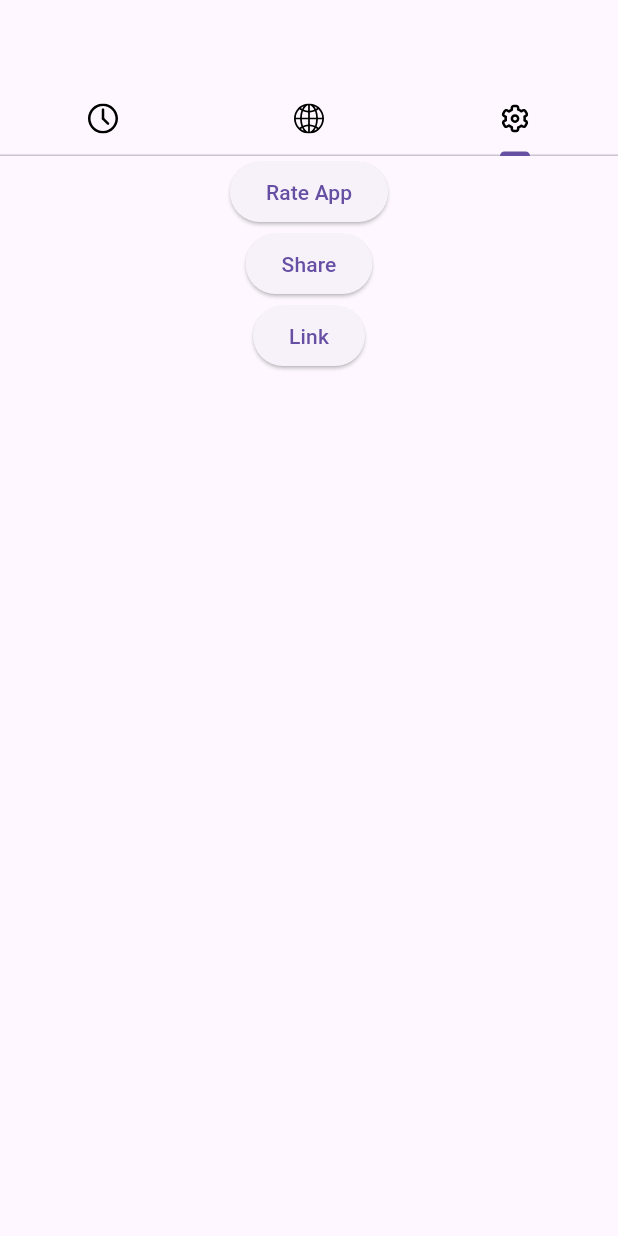
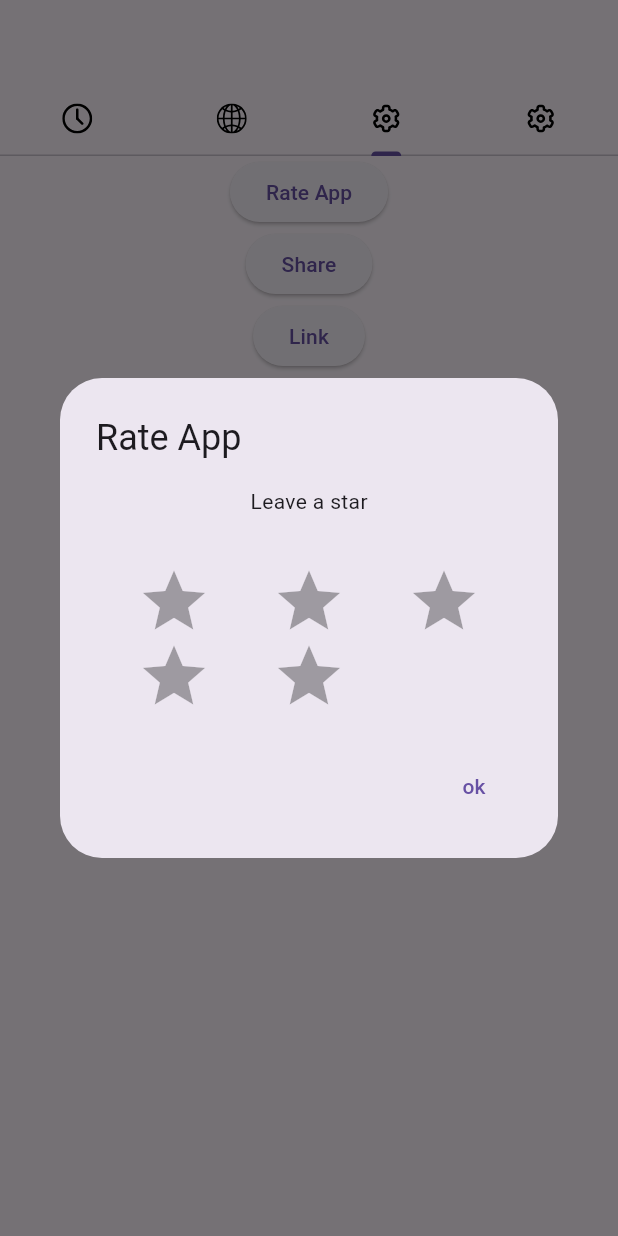
Before and after one commit to krupchynskyiai/energise_pro_testing, a Flutter app: the screen it shows after launch, tab 3 chosen, after a tap on "Rate App", on a phone screen of 412 x 824 dp. Run offline on Flutter 3.47's test engine with Material 3 defaults, Android fonts, the light colour scheme and no system bars; drawn by our look-alikes of flutter_rating_bar; our stand-ins replace flutter_cache_manager, flutter_dotenv, flutter_map, flutter_svg, latlong2, share_plus and 1 more; missing offline and left inert: get_ip_address; generated files the repository leaves out were written again; network calls fail.

Commit message:
finish functionality

```diff
--- /dev/null
+++ b/l10n.yaml
@@ -0,0 +1,3 @@
+arb-dir: lib/l10n
+template-arb-file: app_en.arb
+output-localization-file: app_localizations.dart
--- /dev/null
+++ b/lib/l10n/l10n.dart
@@ -0,0 +1,5 @@
+import 'package:flutter/material.dart';
+
+class L10n {
+  static final all = [const Locale('en'), const Locale('de')];
+}
--- a/lib/main.dart
+++ b/lib/main.dart
@@ -1,31 +1,73 @@
 import 'package:energise_pro_testing/pages/additional_page/additional_page.dart';
+import 'package:energise_pro_testing/pages/change_language_page/change_language_page.dart';
 import 'package:energise_pro_testing/pages/ip_location_page/ip_location_page.dart';
 import 'package:energise_pro_testing/pages/timer_page/timer_page.dart';
 import 'package:flutter/material.dart';
 import 'package:flutter_dotenv/flutter_dotenv.dart';
+import 'package:flutter_localizations/flutter_localizations.dart';
 import 'package:flutter_svg/flutter_svg.dart';
+
+import 'package:energise_pro_testing/l10n/l10n.dart';
+import 'package:flutter_localizations/flutter_localizations.dart';
+import 'package:flutter_gen/gen_l10n/app_localizations.dart';
 
 void main() {
   runApp(const MainApp());
 }
 
-class MainApp extends StatelessWidget {
+class MainApp extends StatefulWidget {
   const MainApp({super.key});
+
+  MainAppState createState() => MainAppState();
+}
+
+class MainAppState extends State<MainApp> {
+  bool isEnglish = true;
+
+  void _toggleLanguage() {
+    setState(() {
+      isEnglish = !isEnglish;
+    });
+  }
 
   @override
   Widget build(BuildContext context) {
-    return MaterialApp(theme: ThemeData(), home: const TabBarWidget());
+    return MaterialApp(
+      theme: ThemeData(),
+      home: TabBarWidget(lang: isEnglish, toggleLanguage: _toggleLanguage),
+      supportedLocales: L10n.all,
+      locale: isEnglish ? Locale('en') : Locale('de'),
+      localizationsDelegates: const [
+        AppLocalizations.delegate,
+        GlobalMaterialLocalizations.delegate,
+        GlobalWidgetsLocalizations.delegate,
+        GlobalCupertinoLocalizations.delegate
+      ],
+    );
   }
 }
+// ElevatedButton(
+//             onPressed: () {
+//               setState(() {
+//                 widget.lang ? widget.lang = false : widget.lang = true;
+//               });
+//             },
+//             child: Text('Change Language')),
 
-class TabBarWidget extends StatelessWidget {
-  const TabBarWidget({super.key});
+class TabBarWidget extends StatefulWidget {
+  TabBarWidget({super.key, required this.lang, required this.toggleLanguage});
+  final VoidCallback toggleLanguage;
+  bool lang;
 
+  TabBarState createState() => TabBarState();
+}
+
+class TabBarState extends State<TabBarWidget> {
   @override
   Widget build(BuildContext context) {
     return DefaultTabController(
       initialIndex: 1,
-      length: 3,
+      length: 4,
       child: Scaffold(
         appBar: AppBar(
           bottom: TabBar(
@@ -51,6 +93,13 @@ class TabBarWidget extends StatelessWidget {
                   width: 20,
                 ),
               ),
+              Tab(
+                icon: SvgPicture.asset(
+                  'assets/icons/gear.svg',
+                  height: 20,
+                  width: 20,
+                ),
+              ),
             ],
           ),
         ),
@@ -59,6 +108,11 @@ class TabBarWidget extends StatelessWidget {
             TimerPage(),
             IPLocation(),
             AdditionalPage(),
+            ChangeLanguage(
+                lang: widget.lang,
+                onChangeLanguage: (newLang) {
+                  widget.toggleLanguage();
+                })
           ],
         ),
       ),
--- a/lib/pages/additional_page/additional_page.dart
+++ b/lib/pages/additional_page/additional_page.dart
@@ -1,12 +1,19 @@
 import 'dart:async';
 
 import 'package:flutter/material.dart';
+import 'package:flutter_rating_bar/flutter_rating_bar.dart';
 import 'package:share_plus/share_plus.dart';
 import 'package:webview_flutter/webview_flutter.dart';
+import 'package:flutter_gen/gen_l10n/app_localizations.dart';
 
-class AdditionalPage extends StatelessWidget {
+class AdditionalPage extends StatefulWidget {
   AdditionalPage({super.key});
 
+  AdditionalPageState createState() => AdditionalPageState();
+}
+
+class AdditionalPageState extends State<AdditionalPage> {
+  double ratingVal = 0;
   final controller = WebViewController()
     ..setJavaScriptMode(JavaScriptMode.unrestricted)
     ..setBackgroundColor(const Color(0x00000000))
@@ -30,17 +37,59 @@ class AdditionalPage extends StatelessWidget {
     ..loadRequest(Uri.parse(
         'https://energise.notion.site/Flutter-f86d340cadb34e9cb1ef092df4e566b7'));
 
+  void showRating(BuildContext context) {
+    showDialog(
+        context: context,
+        builder: (context) => AlertDialog(
+              title: Text('${AppLocalizations.of(context)!.rateApp}'),
+              content: Column(
+                  crossAxisAlignment: CrossAxisAlignment.center,
+                  mainAxisSize: MainAxisSize.min,
+                  children: [
+                    Text('${AppLocalizations.of(context)!.leaveAStar}'),
+                    const SizedBox(
+                      height: 32,
+                    ),
+                    rating(),
+                  ]),
+              actions: [
+                TextButton(
+                    onPressed: () {
+                      Navigator.pop(context);
+                    },
+                    child: Text('${AppLocalizations.of(context)!.ok}'))
+              ],
+            ));
+  }
+
+  Widget rating() {
+    return RatingBar.builder(
+      minRating: 1,
+      itemSize: 50,
+      itemPadding: EdgeInsets.symmetric(horizontal: 20),
+      itemBuilder: (context, _) => Icon(Icons.star),
+      updateOnDrag: true,
+      onRatingUpdate: (rating) => setState(() {
+        this.ratingVal = ratingVal;
+      }),
+    );
+  }
+
   Widget build(BuildContext context) {
     return Column(
       children: [
-        ElevatedButton(onPressed: () {}, child: Text('Rate App')),
+        ElevatedButton(
+            onPressed: () {
+              showRating(context);
+            },
+            child: Text('${AppLocalizations.of(context)!.rateApp}')),
         ElevatedButton(
             onPressed: () {
               Share.share(
                 'check out my testing application https://energise.notion.site/Flutter-f86d340cadb34e9cb1ef092df4e566b7',
               );
             },
-            child: Text('Share')),
+            child: Text('${AppLocalizations.of(context)!.share}')),
         ElevatedButton(
             onPressed: () {
               Navigator.push(
@@ -51,7 +100,7 @@ class AdditionalPage extends StatelessWidget {
                             body: WebViewWidget(controller: controller),
                           )));
             },
-            child: Text('Link'))
+            child: Text('${AppLocalizations.of(context)!.link}'))
       ],
     );
   }
--- a/lib/pages/ip_location_page/ip_location_page.dart
+++ b/lib/pages/ip_location_page/ip_location_page.dart
@@ -1,12 +1,15 @@
 import 'dart:convert';
 
 import 'package:flutter/material.dart';
+import 'package:flutter_cache_manager/flutter_cache_manager.dart';
 import 'package:flutter_map/flutter_map.dart';
 import 'package:flutter_svg/flutter_svg.dart';
 import 'package:http/http.dart' as http;
 import 'package:get_ip_address/get_ip_address.dart';
 
 import 'package:latlong2/latlong.dart';
+
+import 'package:flutter_gen/gen_l10n/app_localizations.dart';
 
 class IPLocation extends StatefulWidget {
   IPLocation({super.key});
@@ -27,25 +30,52 @@ class IPLocationState extends State<IPLocation> {
   void main() async {
     print('here');
     try {
-      /// Initialize Ip Address
-      final ipAddress = IpAddress(type: RequestType.json);
+      final cacheKey = 'ip_address';
 
-      /// Get the IpAddress based on requestType.
-      dynamic data = await ipAddress.getIpAddress();
-      fetchData(data['ip']);
+      FileInfo? fileInfo =
+          await DefaultCacheManager().getFileFromCache(cacheKey);
+
+      if (fileInfo != null && fileInfo.validTill.isAfter(DateTime.now())) {
+        dynamic cachedData = jsonDecode(await fileInfo.file.readAsString());
+        fetchData(cachedData['ip']);
+      } else {
+        final ipAddress = IpAddress(type: RequestType.json);
+        dynamic data = await ipAddress.getIpAddress();
+        fetchData(data['ip']);
+
+        await DefaultCacheManager().putFile(
+          cacheKey,
+          utf8.encode(jsonEncode(data)),
+          maxAge: Duration(minutes: 5),
+        );
+      }
     } on IpAddressException catch (exception) {
-      /// Handle the exception.
       print(exception.message);
     }
   }
 
   Future fetchData(ipAddress) async {
-    final response =
-        await http.get(Uri.parse('http://ip-api.com/json/$ipAddress'));
-    fetchResult = jsonDecode(response.body);
-    setState(() {
-      isLoading = false;
-    });
+    String cacheKey = 'ip_location_$ipAddress';
+    FileInfo? fileInfo = await DefaultCacheManager().getFileFromCache(cacheKey);
+    if (fileInfo != null && fileInfo.validTill.isAfter(DateTime.now())) {
+      fetchResult = jsonDecode(await fileInfo.file.readAsString());
+      print('got from cache');
+      setState(() {
+        isLoading = false;
+      });
+    } else {
+      final ipAddress = IpAddress(type: RequestType.json);
+      dynamic data = await ipAddress.getIpAddress();
+      final response =
+          await http.get(Uri.parse('http://ip-api.com/json/${data}'));
+      fetchResult = jsonDecode(response.body);
+      await DefaultCacheManager()
+          .putFile(cacheKey, response.bodyBytes, maxAge: Duration(minutes: 5));
+      print('got from api');
+      setState(() {
+        isLoading = false;
+      });
+    }
   }
 
   Future<void> _refresh() {
@@ -55,7 +85,7 @@ class IPLocationState extends State<IPLocation> {
 
   Widget build(BuildContext context) {
     return isLoading
-        ? Text('Loading')
+        ? Text(AppLocalizations.of(context)!.loading)
         : Container(
             height: 500,
             width: double.infinity,
@@ -94,19 +124,32 @@ class IPLocationState extends State<IPLocation> {
                         ],
                       ),
                     ),
-                    Text('Country - ${fetchResult['country']}'),
-                    Text('Country Code - ${fetchResult['countryCode']}'),
-                    Text('Region - ${fetchResult['region']}'),
-                    Text('Country Code - ${fetchResult['regionName']}'),
-                    Text('Country Code - ${fetchResult['city']}'),
-                    Text('Country Code - ${fetchResult['zip']}'),
-                    Text('Country Code - ${fetchResult['lat']}'),
-                    Text('Country Code - ${fetchResult['lon']}'),
-                    Text('Country Code - ${fetchResult['timezone']}'),
-                    Text('Country Code - ${fetchResult['isp']}'),
-                    Text('Country Code - ${fetchResult['org']}'),
-                    Text('Country Code - ${fetchResult['as']}'),
-                    Text('Country Code - ${fetchResult['query']}'),
+                    Text(
+                        '${AppLocalizations.of(context)!.country} -${fetchResult['country']}'),
+                    Text(
+                        '${AppLocalizations.of(context)!.countryCode} - ${fetchResult['countryCode']}'),
+                    Text(
+                        '${AppLocalizations.of(context)!.region} - ${fetchResult['region']}'),
+                    Text(
+                        '${AppLocalizations.of(context)!.regionName} - ${fetchResult['regionName']}'),
+                    Text(
+                        '${AppLocalizations.of(context)!.city} - ${fetchResult['city']}'),
+                    Text(
+                        '${AppLocalizations.of(context)!.zip} - ${fetchResult['zip']}'),
+                    Text(
+                        '${AppLocalizations.of(context)!.latitude} - ${fetchResult['lat']}'),
+                    Text(
+                        '${AppLocalizations.of(context)!.longitude} - ${fetchResult['lon']}'),
+                    Text(
+                        '${AppLocalizations.of(context)!.timezone} - ${fetchResult['timezone']}'),
+                    Text(
+                        '${AppLocalizations.of(context)!.isp} - ${fetchResult['isp']}'),
+                    Text(
+                        '${AppLocalizations.of(context)!.organization} - ${fetchResult['org']}'),
+                    Text(
+                        '${AppLocalizations.of(context)!.as} - ${fetchResult['as']}'),
+                    Text(
+                        '${AppLocalizations.of(context)!.query} - ${fetchResult['query']}'),
                     ElevatedButton(
                         onPressed: () {
                           setState(() {
@@ -115,7 +158,7 @@ class IPLocationState extends State<IPLocation> {
 
                           main();
                         },
-                        child: Text('Refresh'))
+                        child: Text('${AppLocalizations.of(context)!.refresh}'))
                   ],
                 ),
               ),
--- a/pubspec.yaml
+++ b/pubspec.yaml
@@ -9,6 +9,7 @@ environment:
 dependencies:
   flutter:
     sdk: flutter
+  flutter_cache_manager: ^3.3.1
   flutter_dotenv: ^5.1.0
   flutter_map: ^6.1.0
   flutter_svg: ^2.0.10+1
@@ -17,6 +18,10 @@ dependencies:
   latlong2: ^0.9.1
   share_plus: ^5.0.0
   webview_flutter: ^4.5.0
+  flutter_localizations:
+    sdk: flutter
+  intl: ^0.18.1
+  flutter_rating_bar: ^4.0.1
 
 dev_dependencies:
   flutter_test:
@@ -24,6 +29,7 @@ dev_dependencies:
   flutter_lints: ^2.0.0
 
 flutter:
+  generate: true
   uses-material-design: true
   assets:
     - assets/
```
Also changed, not shown: lib/l10n/app_de.arb (added, +31 -0 lines), lib/l10n/app_en.arb (added, +118 -0 lines), lib/pages/change_language_page/change_language_page.dart (added, +31 -0 lines), lib/pages/timer_page/timer_page.dart (+14 -7 lines), pubspec.lock, 1 other file.
